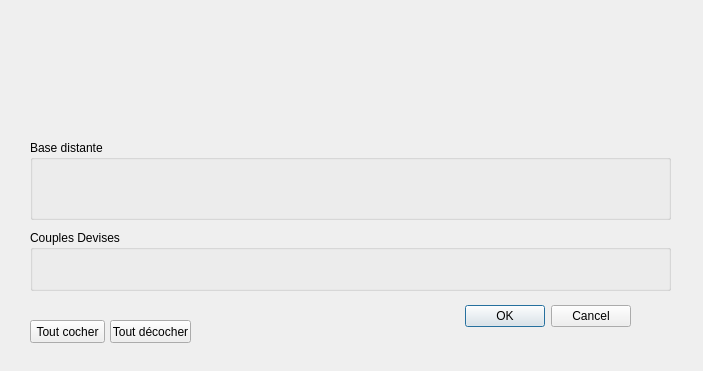
Qt form Projet3_TRADING/optiondialog.ui (MacFly669/myGitFiles) before a commit.
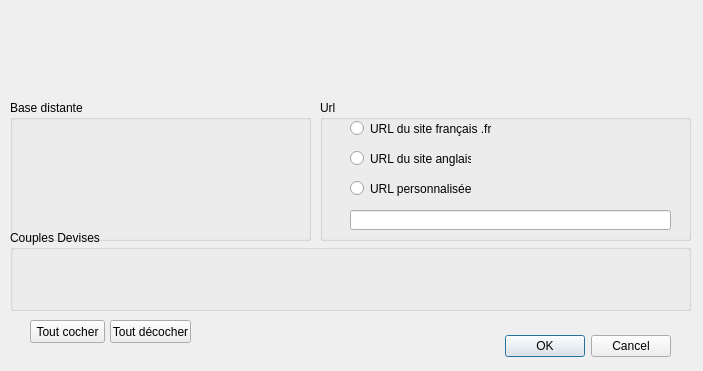
The same form after that commit. Icons and pictures are not drawn.

Patch:
```diff
--- a/Projet3_TRADING/optiondialog.ui
+++ b/Projet3_TRADING/optiondialog.ui
@@ -20,8 +20,8 @@
   <widget class="QDialogButtonBox" name="buttonBox">
    <property name="geometry">
     <rect>
-     <x>290</x>
-     <y>300</y>
+     <x>330</x>
+     <y>330</y>
      <width>341</width>
      <height>32</height>
     </rect>
@@ -36,10 +36,10 @@
   <widget class="QGroupBox" name="groupCheck">
    <property name="geometry">
     <rect>
-     <x>30</x>
+     <x>10</x>
      <y>230</y>
-     <width>641</width>
-     <height>61</height>
+     <width>681</width>
+     <height>81</height>
     </rect>
    </property>
    <property name="title">
@@ -49,10 +49,10 @@
   <widget class="QGroupBox" name="groupBase">
    <property name="geometry">
     <rect>
-     <x>30</x>
-     <y>140</y>
-     <width>641</width>
-     <height>80</height>
+     <x>10</x>
+     <y>100</y>
+     <width>301</width>
+     <height>141</height>
     </rect>
    </property>
    <property name="title">
@@ -85,6 +85,68 @@
     <string>Tout décocher</string>
    </property>
   </widget>
+  <widget class="QGroupBox" name="groupBase_2">
+   <property name="geometry">
+    <rect>
+     <x>320</x>
+     <y>100</y>
+     <width>371</width>
+     <height>141</height>
+    </rect>
+   </property>
+   <property name="title">
+    <string>Url</string>
+   </property>
+   <widget class="QRadioButton" name="radioSiteFr">
+    <property name="geometry">
+     <rect>
+      <x>30</x>
+      <y>20</y>
+      <width>141</width>
+      <height>17</height>
+     </rect>
+    </property>
+    <property name="text">
+     <string>URL du site français .fr</string>
+    </property>
+   </widget>
+   <widget class="QRadioButton" name="radioSiteEn">
+    <property name="geometry">
+     <rect>
+      <x>30</x>
+      <y>50</y>
+      <width>121</width>
+      <height>17</height>
+     </rect>
+    </property>
+    <property name="text">
+     <string>URL du site anglais </string>
+    </property>
+   </widget>
+   <widget class="QRadioButton" name="radioUrlPerso">
+    <property name="geometry">
+     <rect>
+      <x>30</x>
+      <y>80</y>
+      <width>121</width>
+      <height>17</height>
+     </rect>
+    </property>
+    <property name="text">
+     <string>URL personnalisée</string>
+    </property>
+   </widget>
+   <widget class="QLineEdit" name="lineUrlPerso">
+    <property name="geometry">
+     <rect>
+      <x>30</x>
+      <y>110</y>
+      <width>321</width>
+      <height>20</height>
+     </rect>
+    </property>
+   </widget>
+  </widget>
  </widget>
  <resources>
   <include location="myresources.qrc"/>
```
Left out of the diff: 6 changed lines with no effect on the pictures.
